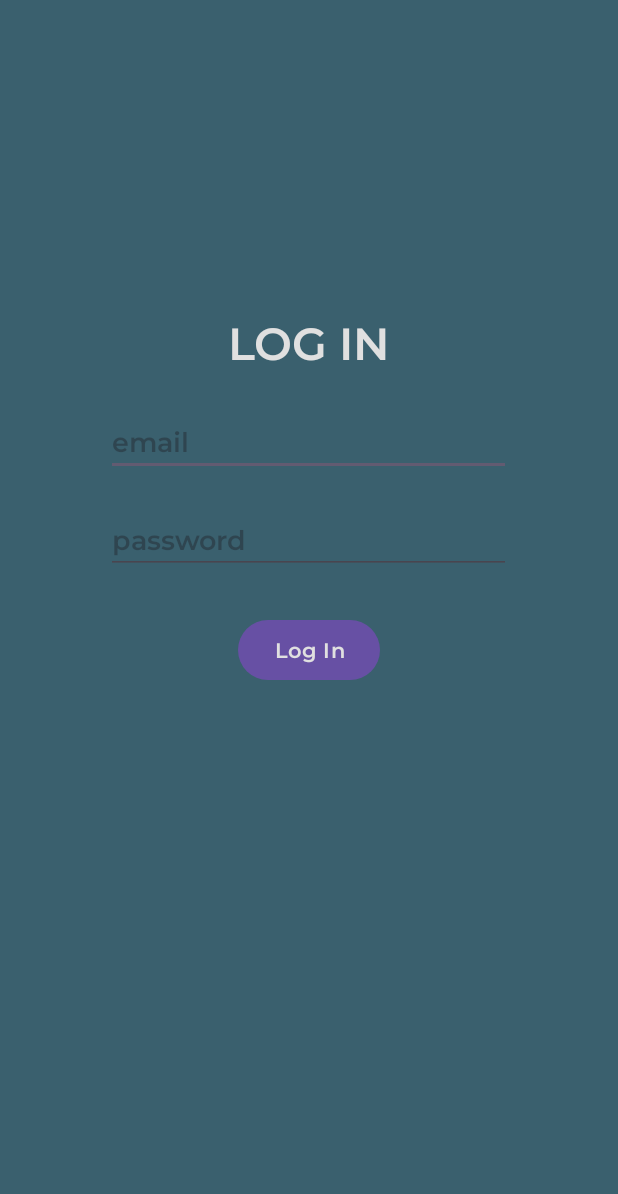
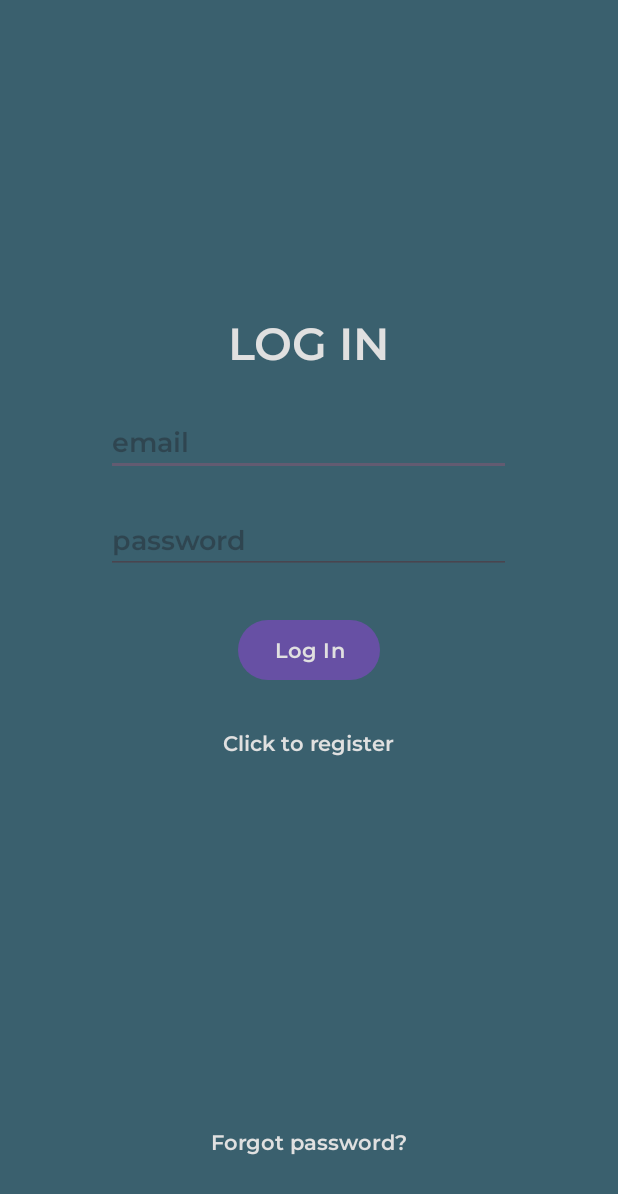
Before and after one commit to 1mpr1me/FinalProject, an Android app: the screen it shows after launch (LoginActivity), on a phone screen of 412 x 824 dp. Shown: the top 1194 px of the screen. Run offline under Robolectric (Android 15) with nearby library versions, the phone set to English and light mode, and no system bars; our stand-ins replace Firebase (no records; nobody signed in at launch, a user with empty details on screens opened directly).

Commit message:
new update 12.21.2024

```diff
--- a/app/src/main/AndroidManifest.xml
+++ b/app/src/main/AndroidManifest.xml
@@ -2,7 +2,7 @@
 <manifest xmlns:android="http://schemas.android.com/apk/res/android"
     xmlns:tools="http://schemas.android.com/tools">
 
-    <uses-permission android:name="android.permission.INTERNET"/>
+    <uses-permission android:name="android.permission.INTERNET" />
 
     <application
         android:allowBackup="true"
@@ -14,6 +14,9 @@
         android:supportsRtl="true"
         android:theme="@style/Theme.FinalProject"
         tools:targetApi="31">
+        <activity
+            android:name=".ForgotActivity"
+            android:exported="false" />
         <activity
             android:name=".RegisterActivity"
             android:exported="false" />
--- a/app/src/main/java/ru/myitschool/finalproject/LoginActivity.java
+++ b/app/src/main/java/ru/myitschool/finalproject/LoginActivity.java
@@ -1,17 +1,26 @@
 package ru.myitschool.finalproject;
 
+import android.content.Intent;
 import android.os.Bundle;
+import android.text.TextUtils;
+import android.view.View;
 import android.widget.Button;
 import android.widget.EditText;
 import android.widget.TextView;
+import android.widget.Toast;
 
 import androidx.activity.EdgeToEdge;
+import androidx.annotation.NonNull;
 import androidx.appcompat.app.AppCompatActivity;
 import androidx.core.graphics.Insets;
 import androidx.core.view.ViewCompat;
 import androidx.core.view.WindowInsetsCompat;
 
+import com.google.android.gms.tasks.OnCompleteListener;
+import com.google.android.gms.tasks.Task;
+import com.google.firebase.auth.AuthResult;
 import com.google.firebase.auth.FirebaseAuth;
+import com.google.firebase.auth.FirebaseUser;
 
 public class LoginActivity extends AppCompatActivity {
 
@@ -19,6 +28,17 @@ public class LoginActivity extends AppCompatActivity {
     Button buttonLog;
     TextView RegisterNow;
     FirebaseAuth mAuth;
+
+    @Override
+    public void onStart(){
+        super.onStart();
+        FirebaseUser currentUser = mAuth.getCurrentUser();
+        if(currentUser != null){
+            Intent intent = new Intent(getApplicationContext(), MainActivity.class);
+            startActivity(intent);
+            finish();
+        }
+    }
 
     @Override
     protected void onCreate(Bundle savedInstanceState) {
@@ -32,5 +52,55 @@ public class LoginActivity extends AppCompatActivity {
         });
 
 
+        Email = findViewById(R.id.email_log);
+        Password = findViewById(R.id.password_log);
+        buttonLog = findViewById(R.id.login_btn);
+        RegisterNow = findViewById(R.id.registerNow);
+        mAuth = FirebaseAuth.getInstance();
+
+        RegisterNow.setOnClickListener(new View.OnClickListener() {
+            @Override
+            public void onClick(View v) {
+                Intent intent = new Intent(getApplicationContext(), RegisterActivity.class);
+                startActivity(intent);
+                finish();
+            }
+        });
+
+        buttonLog.setOnClickListener(new View.OnClickListener() {
+            @Override
+            public void onClick(View v) {
+                String email, password;
+                email = String.valueOf(Email.getText());
+                password = String.valueOf(Password.getText());
+
+                if(TextUtils.isEmpty(email)){
+                    Toast.makeText(LoginActivity.this, "Enter Email", Toast.LENGTH_SHORT).show();
+                    return;
+                }
+                if(TextUtils.isEmpty(password)){
+                    Toast.makeText(LoginActivity.this, "Enter Password", Toast.LENGTH_SHORT).show();
+                    return;
+                }
+
+                mAuth.signInWithEmailAndPassword(email, password)
+                        .addOnCompleteListener(new OnCompleteListener<AuthResult>() {
+                            @Override
+                            public void onComplete(@NonNull Task<AuthResult> task) {
+                                if (task.isSuccessful()) {
+                                    Toast.makeText(LoginActivity.this, "Login successful.", Toast.LENGTH_SHORT).show();
+                                    Intent intent = new Intent(getApplicationContext(), MainActivity.class);
+                                    startActivity(intent);
+                                    finish();
+                                }
+                                else {
+                                    Toast.makeText(LoginActivity.this, "Authentication failed.", Toast.LENGTH_SHORT).show();
+                                }
+                            }
+                        });
+            }
+        });
+
+
     }
 }
--- a/app/src/main/res/layout/activity_login.xml
+++ b/app/src/main/res/layout/activity_login.xml
@@ -9,7 +9,7 @@
     tools:context=".LoginActivity">
 
     <EditText
-        android:id="@+id/editTextText"
+        android:id="@+id/email_log"
         android:layout_width="270dp"
         android:layout_height="wrap_content"
         android:layout_marginTop="24dp"
@@ -25,7 +25,7 @@
         app:layout_constraintTop_toBottomOf="@+id/textView" />
 
     <EditText
-        android:id="@+id/editTextText2"
+        android:id="@+id/password_log"
         android:layout_width="270dp"
         android:layout_height="wrap_content"
         android:layout_marginTop="20dp"
@@ -38,7 +38,7 @@
         app:layout_constraintEnd_toEndOf="parent"
         app:layout_constraintHorizontal_bias="0.496"
         app:layout_constraintStart_toStartOf="parent"
-        app:layout_constraintTop_toBottomOf="@+id/editTextText" />
+        app:layout_constraintTop_toBottomOf="@+id/email_log" />
 
     <TextView
         android:id="@+id/textView"
@@ -57,7 +57,7 @@
         app:layout_constraintTop_toTopOf="parent" />
 
     <Button
-        android:id="@+id/log_in"
+        android:id="@+id/login_btn"
         android:layout_width="wrap_content"
         android:layout_height="wrap_content"
         android:fontFamily="@font/montserrat"
@@ -66,6 +66,34 @@
         app:layout_constraintBottom_toBottomOf="parent"
         app:layout_constraintEnd_toEndOf="parent"
         app:layout_constraintStart_toStartOf="parent"
-        app:layout_constraintTop_toBottomOf="@+id/editTextText2"
+        app:layout_constraintTop_toBottomOf="@+id/password_log"
         app:layout_constraintVertical_bias="0.067" />
+
+    <TextView
+        android:textColor="@color/platinum"
+        android:fontFamily="@font/montserrat"
+
+        android:id="@+id/registerNow"
+        android:layout_width="wrap_content"
+        android:layout_height="wrap_content"
+        android:layout_marginTop="28dp"
+        android:text="Click to register"
+        app:layout_constraintEnd_toEndOf="parent"
+        app:layout_constraintHorizontal_bias="0.498"
+        app:layout_constraintStart_toStartOf="parent"
+        app:layout_constraintTop_toBottomOf="@+id/login_btn" />
+
+    <TextView
+        android:id="@+id/forgot"
+        android:layout_width="wrap_content"
+        android:layout_height="wrap_content"
+        android:fontFamily="@font/montserrat"
+        android:text="Forgot password?"
+        android:textColor="@color/platinum"
+        app:layout_constraintBottom_toBottomOf="parent"
+        app:layout_constraintEnd_toEndOf="parent"
+        app:layout_constraintStart_toStartOf="parent"
+        app:layout_constraintTop_toBottomOf="@+id/registerNow"
+        app:layout_constraintVertical_bias="0.822" />
+
 </androidx.constraintlayout.widget.ConstraintLayout>
```
Also changed, not shown: app/src/main/java/ru/myitschool/finalproject/ForgotActivity.java (added, +38 -0 lines), app/src/main/java/ru/myitschool/finalproject/MainActivity.java (+28 -0 lines), app/src/main/res/layout/activity_forgot.xml (added, +23 -0 lines), app/src/main/res/layout/activity_main.xml (+13 -1 lines).
